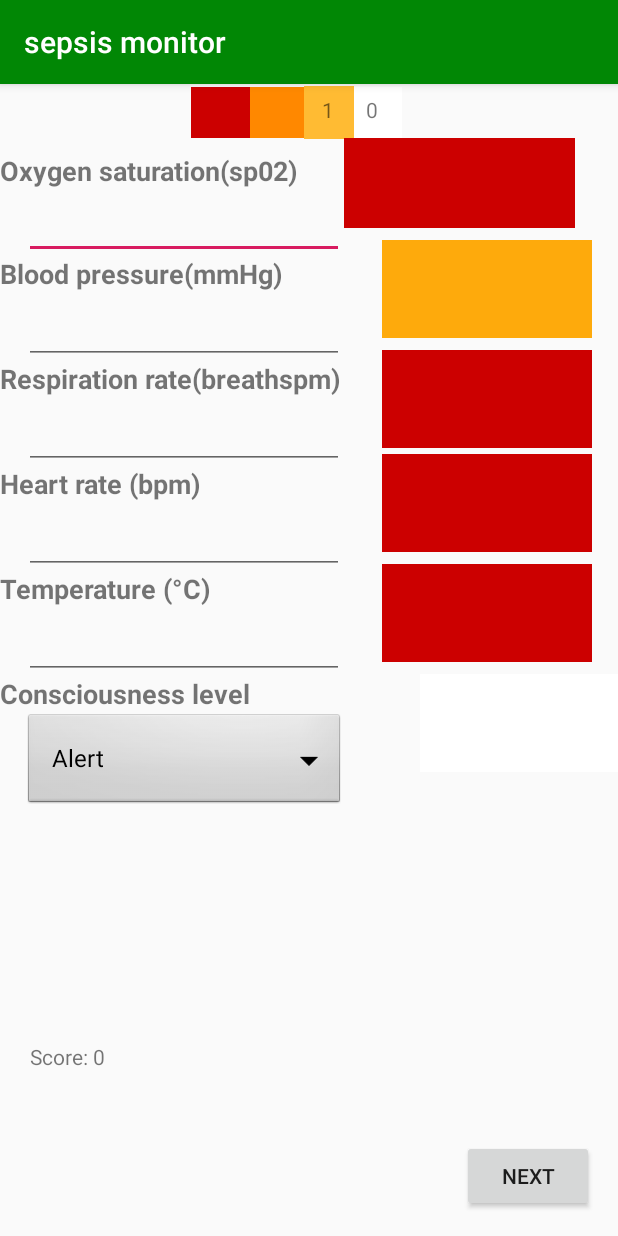
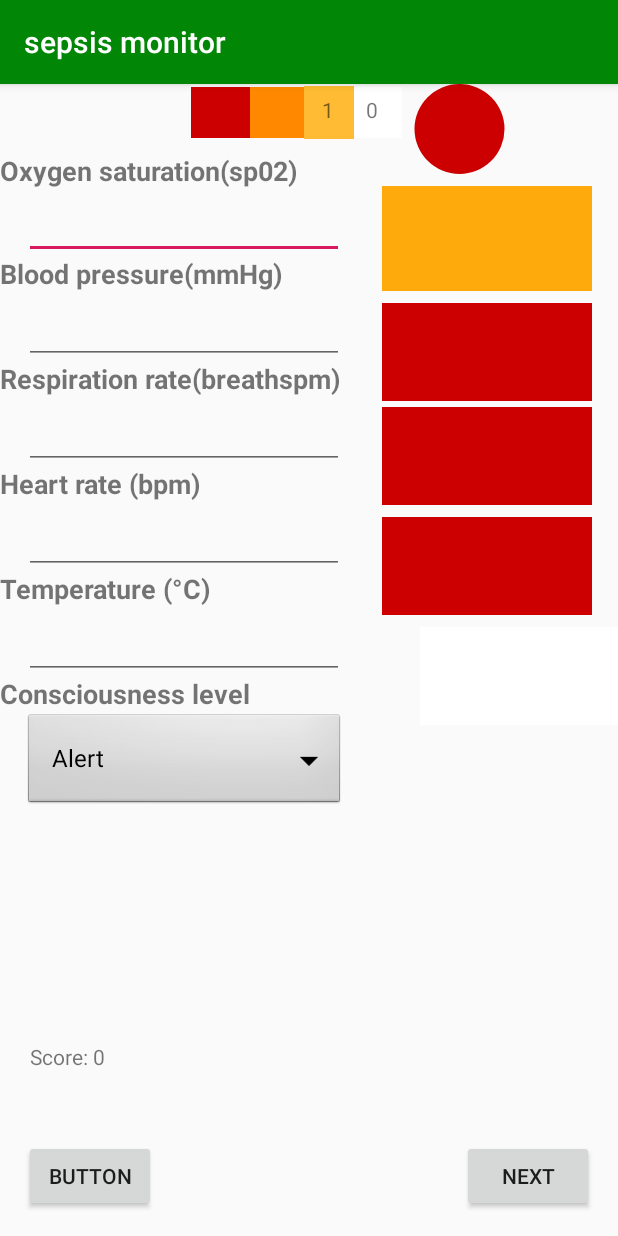
Before and after one commit to joe1471/Sepsis-Monitor, an Android app: the screen it shows after launch (SecondActivity), after a tap on "ENTER", on a phone screen of 412 x 824 dp. Run offline under Robolectric (Android 15) with nearby library versions, the phone set to English and light mode, and no system bars; 2 other taps on this screen came first.

Commit message:
added shapes and colors to screen two

```diff
--- a/app/src/main/java/com/example/mainuser/sepsis/FirstActivity.java
+++ b/app/src/main/java/com/example/mainuser/sepsis/FirstActivity.java
@@ -23,7 +23,10 @@ public class FirstActivity extends AppCompatActivity {
     Button btn;
     Random rand;
 
-
+    @Override
+    public void onBackPressed(){
+        System.exit(0);
+    }
 
 
     @Override
--- /dev/null
+++ b/app/src/main/res/drawable/colorshapered.xml
@@ -0,0 +1,14 @@
+<?xml version="1.0" encoding="utf-8"?>
+<shape xmlns:android="http://schemas.android.com/apk/res/android"
+    android:shape="oval"
+    android:id="@+id/imageView10"
+    android:layout_marginTop="36dp">
+    <solid android:color="@android:color/holo_red_dark"/>
+    <size android:width="60dp"
+        android:height="60dp"/>
+    <padding android:left="1dp"
+        android:right="1dp"
+        android:top="1dp"
+        android:bottom="1dp"/>
+    <corners android:radius="30px"/>
+</shape>
--- a/app/src/main/res/layout/activity_second.xml
+++ b/app/src/main/res/layout/activity_second.xml
@@ -174,7 +174,7 @@
     <ImageView
         android:id="@+id/imageView2"
         android:layout_width="140dp"
-        android:layout_height="65dp"
+        android:layout_height="70dp"
         android:layout_marginStart="8dp"
         android:layout_marginTop="8dp"
         app:layout_constraintEnd_toEndOf="parent"
@@ -317,10 +317,9 @@
         android:id="@+id/imageView10"
         android:layout_width="154dp"
         android:layout_height="60dp"
-        android:layout_marginTop="36dp"
         app:layout_constraintStart_toEndOf="@+id/editText8"
         app:layout_constraintTop_toTopOf="parent"
-        app:srcCompat="@android:color/holo_red_dark" />
+        app:srcCompat="@drawable/colorshapered" />
 
     <TextView
         android:id="@+id/textView11"
@@ -348,4 +347,18 @@
         app:layout_constraintTop_toTopOf="@+id/textView9"
         app:layout_constraintVertical_bias="0.0" />
 
+    <Button
+        android:id="@+id/button3"
+        android:layout_width="wrap_content"
+        android:layout_height="wrap_content"
+        android:layout_marginStart="16dp"
+        android:layout_marginBottom="16dp"
+        android:text="Button"
+        app:layout_constraintBottom_toBottomOf="parent"
+        app:layout_constraintEnd_toStartOf="@+id/spinner1"
+        app:layout_constraintHorizontal_bias="0.0"
+        app:layout_constraintStart_toStartOf="parent" />
+
+
+
 </android.support.constraint.ConstraintLayout>
```
Also changed, not shown: app/src/main/java/com/example/mainuser/sepsis/ThirdActivity.java (+7 -3 lines), app/src/main/res/drawable/colorshapeorange.xml (added, +14 -0 lines), app/src/main/res/drawable/colorshapewhite.xml (added, +14 -0 lines), app/src/main/res/drawable/colorshapeyellow.xml (added, +14 -0 lines).
